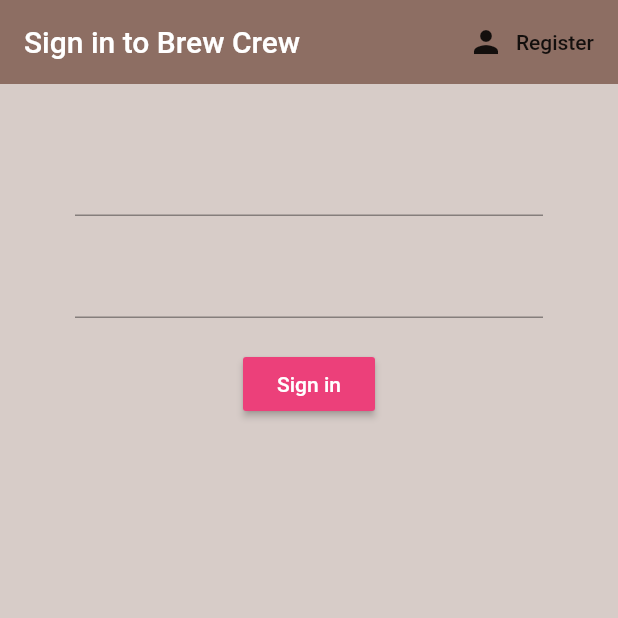
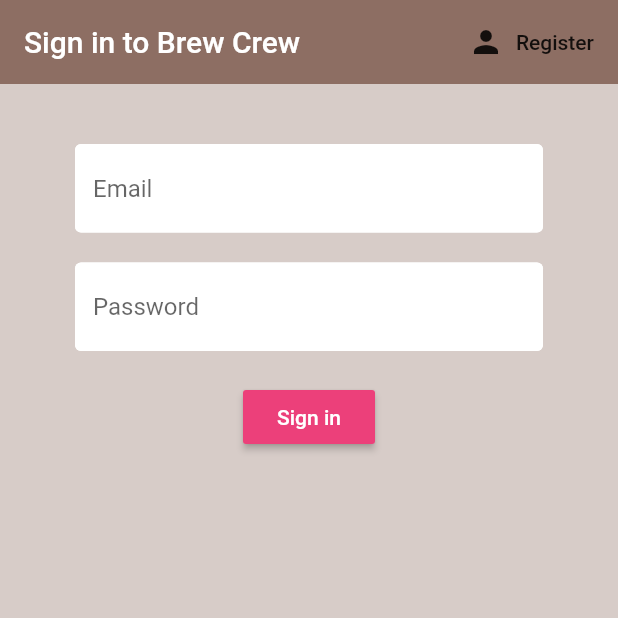
Before and after one commit to senaybee/net_ninja_brew, a Flutter app: the screen it shows after launch, on a phone screen of 412 x 824 dp, the top half of it. Run offline on Flutter 3.47's test engine with Material 2 defaults, Android fonts, the phone set to English and light mode, and no system bars; our stand-ins replace firebase_auth; accounts and stored records are empty.

Commit message:
Style text field with input decoration

```diff
--- a/lib/screens/authenticate/register.dart
+++ b/lib/screens/authenticate/register.dart
@@ -1,5 +1,6 @@
 import 'package:flutter/material.dart';
 import 'package:net_ninja_brew/services/auth.dart';
+import 'package:net_ninja_brew/shared/constants.dart';
 
 class Register extends StatefulWidget {
   final Function onToggle;
@@ -42,6 +43,7 @@
             children: [
               SizedBox(height: 20.0),
               TextFormField(
+                decoration: kInputDecoration.copyWith(hintText: 'Email'),
                 validator: (value) =>
                     value.isEmpty ? 'Please enter an email' : null,
                 onChanged: (value) {
@@ -52,6 +54,7 @@
               ),
               SizedBox(height: 20.0),
               TextFormField(
+                decoration: kInputDecoration.copyWith(hintText: 'Password'),
                 validator: (value) => value.length < 6
                     ? 'Please enter a password longer than 6 characters'
                     : null,
--- a/lib/screens/authenticate/sign_in.dart
+++ b/lib/screens/authenticate/sign_in.dart
@@ -1,5 +1,6 @@
 import 'package:flutter/material.dart';
 import 'package:net_ninja_brew/services/auth.dart';
+import 'package:net_ninja_brew/shared/constants.dart';
 
 class SignIn extends StatefulWidget {
   final Function onToggle;
@@ -43,6 +44,7 @@
             children: [
               SizedBox(height: 20.0),
               TextFormField(
+                decoration: kInputDecoration.copyWith(hintText: 'Email'),
                 validator: (value) =>
                     value.isEmpty ? 'Please enter an email' : null,
                 onChanged: (value) {
@@ -53,7 +55,8 @@
               ),
               SizedBox(height: 20.0),
               TextFormField(
-                 validator: (value) => value.length < 6
+                decoration: kInputDecoration.copyWith(hintText: 'Password'),
+                validator: (value) => value.length < 6
                     ? 'Please enter a password longer than 6 characters'
                     : null,
                 onChanged: (value) {
--- /dev/null
+++ b/lib/shared/constants.dart
@@ -0,0 +1,12 @@
+import 'package:flutter/material.dart';
+
+const kInputDecoration = InputDecoration(
+  fillColor: Colors.white,
+  filled: true,
+  enabledBorder: OutlineInputBorder(
+    borderSide: BorderSide(color: Colors.white, width: 2.0),
+  ),
+  focusedBorder: OutlineInputBorder(
+    borderSide: BorderSide(color: Colors.pink, width: 2.0),
+  ),
+);
```
